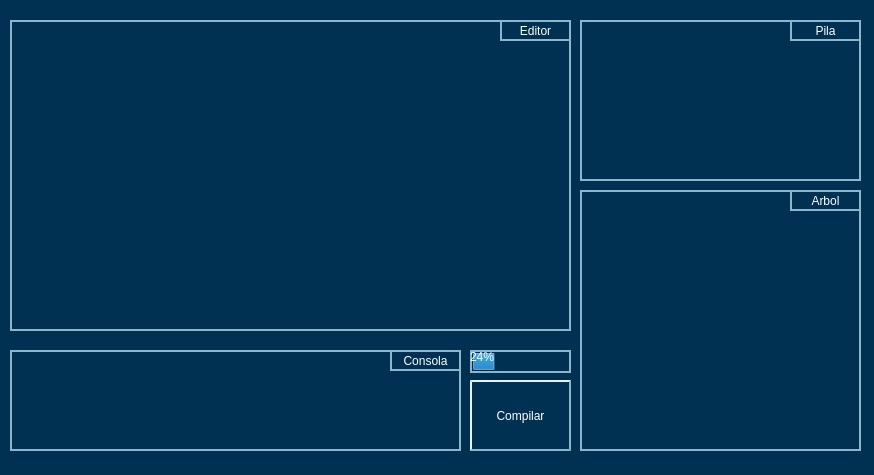
Qt form Proyecto/mainwindow.ui (JorgeA-Z/QT-Traductor-Completo) before a commit.
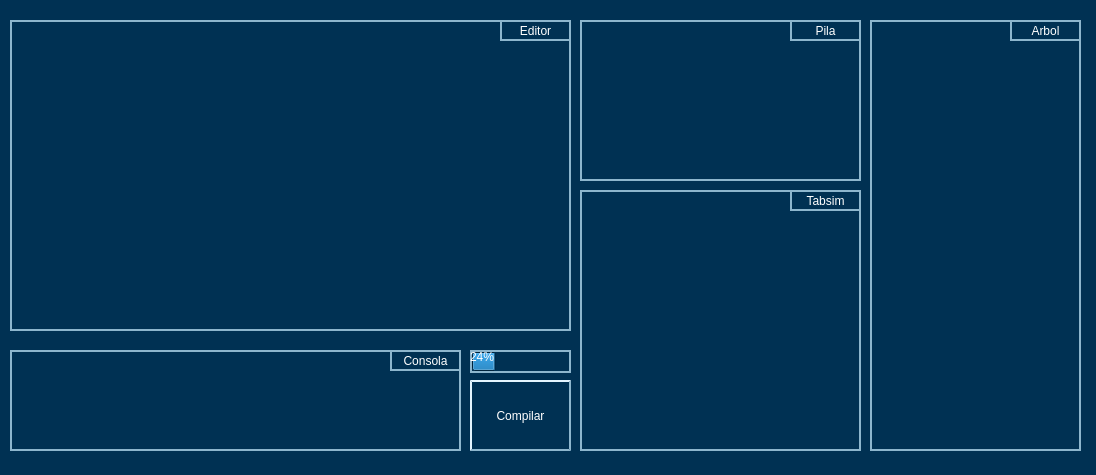
The same form after that commit.

Commit message: Clase tabsim, simbolo y analizador semantico añadido

```diff
--- a/Proyecto/mainwindow.ui
+++ b/Proyecto/mainwindow.ui
@@ -6,7 +6,7 @@
    <rect>
     <x>0</x>
     <y>0</y>
-    <width>874</width>
+    <width>1096</width>
     <height>475</height>
    </rect>
   </property>
@@ -173,10 +173,10 @@
    <widget class="QListWidget" name="Arbol">
     <property name="geometry">
      <rect>
-      <x>580</x>
-      <y>190</y>
-      <width>281</width>
-      <height>261</height>
+      <x>870</x>
+      <y>20</y>
+      <width>211</width>
+      <height>431</height>
      </rect>
     </property>
     <property name="styleSheet">
@@ -187,8 +187,8 @@
    <widget class="QLabel" name="label_4">
     <property name="geometry">
      <rect>
-      <x>790</x>
-      <y>190</y>
+      <x>1010</x>
+      <y>20</y>
       <width>71</width>
       <height>21</height>
      </rect>
@@ -204,6 +204,40 @@
      <set>Qt::AlignCenter</set>
     </property>
    </widget>
+   <widget class="QListWidget" name="TablaS">
+    <property name="geometry">
+     <rect>
+      <x>580</x>
+      <y>190</y>
+      <width>281</width>
+      <height>261</height>
+     </rect>
+    </property>
+    <property name="styleSheet">
+     <string notr="true">color: rgb(255, 255, 255);
+border: 2px solid rgb(141,182,205);</string>
+    </property>
+   </widget>
+   <widget class="QLabel" name="label_5">
+    <property name="geometry">
+     <rect>
+      <x>790</x>
+      <y>190</y>
+      <width>71</width>
+      <height>21</height>
+     </rect>
+    </property>
+    <property name="styleSheet">
+     <string notr="true">color: #FFF;
+border: 2px solid rgb(141,182,205);</string>
+    </property>
+    <property name="text">
+     <string>Tabsim</string>
+    </property>
+    <property name="alignment">
+     <set>Qt::AlignCenter</set>
+    </property>
+   </widget>
    <zorder>Pila</zorder>
    <zorder>textEdit</zorder>
    <zorder>pushButton</zorder>
```
Left out of the diff: 2 changed lines with no effect on the pictures. The commit also changes 18 other files.
